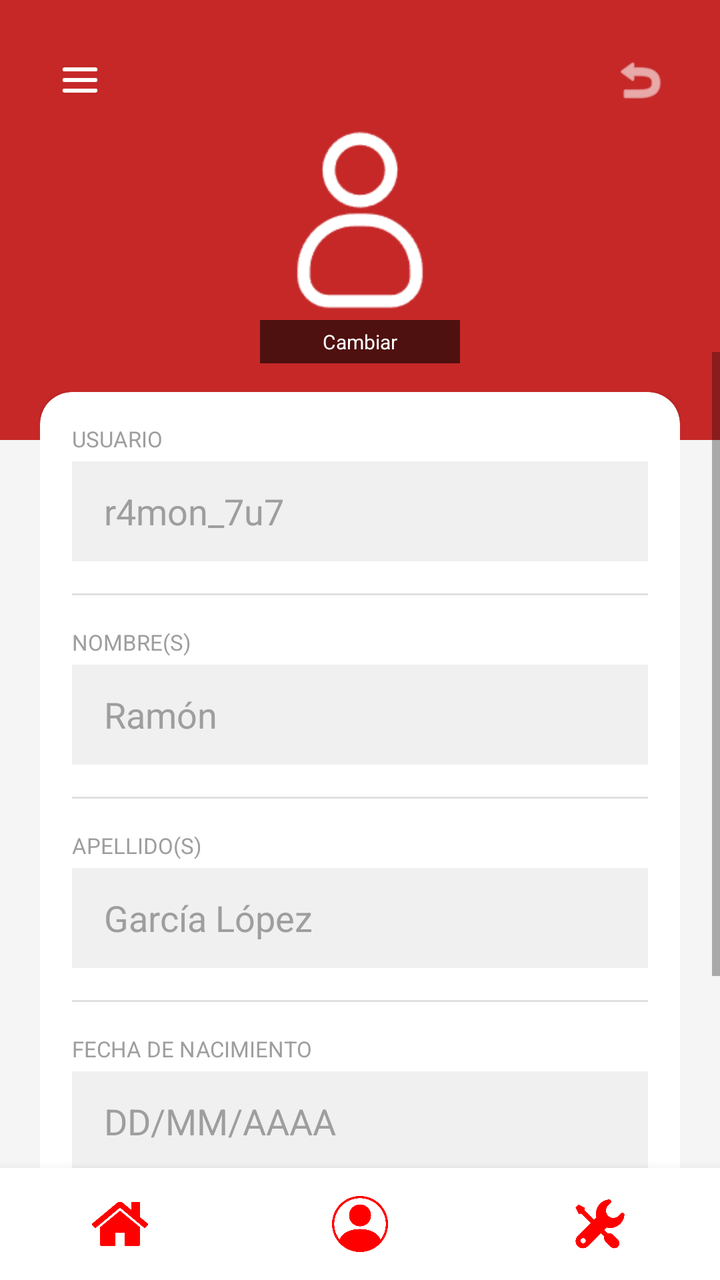
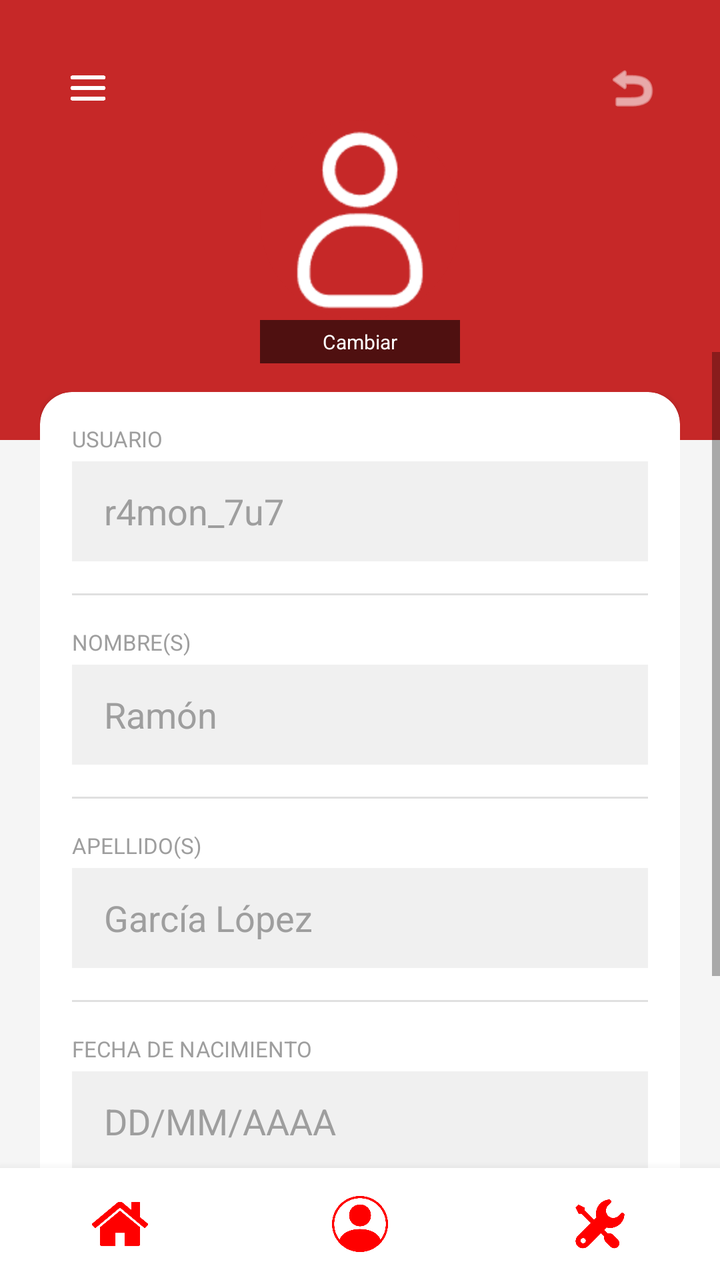

Screens rendered from an Android XML layout before and after an edit, with the pre-edit source and the edit as a unified diff.
<!-- AndroidManifest.xml: application theme Theme.ActivaESCOM -->
<!-- res/layout/activity_editar_perfil.xml -->
<?xml version="1.0" encoding="utf-8"?>
<androidx.drawerlayout.widget.DrawerLayout xmlns:android="http://schemas.android.com/apk/res/android"
    xmlns:app="http://schemas.android.com/apk/res-auto"
    android:id="@+id/drawerLayout"
    android:layout_width="match_parent"
    android:layout_height="match_parent">

    <androidx.constraintlayout.widget.ConstraintLayout
        android:layout_width="match_parent"
        android:layout_height="match_parent"
        android:background="@color/gray_background">

        
        <View
            android:layout_width="match_parent"
            android:layout_height="220dp"
            android:background="@color/red_1"
            app:layout_constraintTop_toTopOf="parent" />

        
        <ImageButton
            android:id="@+id/btnHamburguesa"
            android:layout_width="48dp"
            android:layout_height="48dp"
            android:background="@color/red_1"
            android:padding="8dp"
            android:scaleType="fitCenter"
            android:src="@drawable/navigation"
            android:layout_marginStart="16dp"
            android:layout_marginTop="16dp"
            app:layout_constraintStart_toStartOf="parent"
            app:layout_constraintTop_toTopOf="parent" />

        <ImageButton
            android:id="@+id/btnRegresar"
            android:layout_width="48dp"
            android:layout_height="48dp"
            android:background="@color/red_1"
            android:padding="10dp"
            android:scaleType="fitCenter"
            android:src="@android:drawable/ic_menu_revert"
            android:layout_marginEnd="16dp"
            android:layout_marginTop="16dp"
            app:tint="@color/white"
            app:layout_constraintEnd_toEndOf="parent"
            app:layout_constraintTop_toTopOf="parent" />

        <FrameLayout
            android:id="@+id/frameAvatar"
            android:layout_width="100dp"
            android:layout_height="100dp"
            android:layout_marginTop="60dp"
            android:background="@drawable/bg_circulo"
            android:clipToOutline="true"
            app:layout_constraintEnd_toEndOf="parent"
            app:layout_constraintStart_toStartOf="parent"
            app:layout_constraintTop_toTopOf="parent">

            <ImageView
                android:id="@+id/imgPerfil"
                android:layout_width="match_parent"
                android:layout_height="match_parent"
                android:scaleType="centerCrop"
                android:src="@drawable/profile_default" />
        </FrameLayout>

        <TextView
            android:id="@+id/btnCambiarFoto"
            android:layout_width="100dp"
            android:layout_height="wrap_content"
            android:background="#99000000"
            android:gravity="center"
            android:paddingVertical="4dp"
            android:text="Cambiar"
            android:textColor="@color/white"
            android:textSize="10sp"
            android:clickable="true"
            android:focusable="true"
            app:layout_constraintEnd_toEndOf="parent"
            app:layout_constraintStart_toStartOf="parent"
            app:layout_constraintTop_toBottomOf="@id/frameAvatar" />

        
        <ScrollView
            android:layout_width="match_parent"
            android:layout_height="0dp"
            android:layout_marginTop="16dp"
            app:layout_constraintTop_toBottomOf="@id/frameAvatar"
            app:layout_constraintBottom_toTopOf="@id/bottomNavBar">

            <LinearLayout
                android:layout_width="match_parent"
                android:layout_height="wrap_content"
                android:orientation="vertical"
                android:padding="20dp">

                <androidx.cardview.widget.CardView
                    android:layout_width="match_parent"
                    android:layout_height="wrap_content"
                    android:layout_marginBottom="20dp"
                    app:cardCornerRadius="16dp"
                    app:cardElevation="2dp">

                    <LinearLayout
                        android:layout_width="match_parent"
                        android:layout_height="wrap_content"
                        android:orientation="vertical"
                        android:padding="16dp">

                        
                        <TextView
                            android:layout_width="wrap_content"
                            android:layout_height="wrap_content"
                            android:text="USUARIO"
                            android:textColor="@color/gray_text"
                            android:textSize="11sp" />

                        <EditText
                            android:id="@+id/etUsuario"
                            android:layout_width="match_parent"
                            android:layout_height="50dp"
                            android:layout_marginTop="4dp"
                            android:background="#F0F0F0"
                            android:hint="r4mon_7u7"
                            android:inputType="text"
                            android:paddingHorizontal="16dp"
                            android:textColorHint="@color/text_gray"/>

                        <View
                            android:layout_width="match_parent"
                            android:layout_height="1dp"
                            android:layout_marginVertical="16dp"
                            android:background="@color/gray_light" />

                        
                        <TextView
                            android:layout_width="wrap_content"
                            android:layout_height="wrap_content"
                            android:text="NOMBRE(S)"
                            android:textColor="@color/gray_text"
                            android:textSize="11sp" />

                        <EditText
                            android:id="@+id/etNombre"
                            android:layout_width="match_parent"
                            android:layout_height="50dp"
                            android:layout_marginTop="4dp"
                            android:background="#F0F0F0"
                            android:hint="Ramón"
                            android:inputType="textPersonName"
                            android:paddingHorizontal="16dp"
                            android:textColorHint="@color/text_gray"/>

                        <View
                            android:layout_width="match_parent"
                            android:layout_height="1dp"
                            android:layout_marginVertical="16dp"
                            android:background="@color/gray_light" />

                        
                        <TextView
                            android:layout_width="wrap_content"
                            android:layout_height="wrap_content"
                            android:text="APELLIDO(S)"
                            android:textColor="@color/gray_text"
                            android:textSize="11sp" />

                        <EditText
                            android:id="@+id/etApellido"
                            android:layout_width="match_parent"
                            android:layout_height="50dp"
                            android:layout_marginTop="4dp"
                            android:background="#F0F0F0"
                            android:hint="García López"
                            android:inputType="textPersonName"
                            android:paddingHorizontal="16dp"
                            android:textColorHint="@color/text_gray"/>

                        <View
                            android:layout_width="match_parent"
                            android:layout_height="1dp"
                            android:layout_marginVertical="16dp"
                            android:background="@color/gray_light" />

                        
                        <TextView
                            android:layout_width="wrap_content"
                            android:layout_height="wrap_content"
                            android:text="FECHA DE NACIMIENTO"
                            android:textColor="@color/gray_text"
                            android:textSize="11sp" />

                        
                        <EditText
                            android:id="@+id/etFechaNacimiento"
                            android:layout_width="match_parent"
                            android:layout_height="50dp"
                            android:layout_marginTop="4dp"
                            android:background="#F0F0F0"
                            android:hint="DD/MM/AAAA"
                            android:focusable="false"
                            android:focusableInTouchMode="false"
                            android:cursorVisible="false"
                            android:clickable="true"
                            android:paddingHorizontal="16dp"
                            android:textColorHint="@color/text_gray"/>

                    </LinearLayout>
                </androidx.cardview.widget.CardView>

                <Button
                    android:id="@+id/btnGuardarCambios"
                    android:layout_width="match_parent"
                    android:layout_height="60dp"
                    android:layout_marginBottom="8dp"
                    android:backgroundTint="@color/red_1"
                    android:text="GUARDAR CAMBIOS"
                    android:textColor="@color/white"
                    android:textStyle="bold" />

            </LinearLayout>
        </ScrollView>

        <include
            android:id="@+id/bottomNavBar"
            layout="@layout/bottom_navigation"
            android:layout_width="match_parent"
            android:layout_height="56dp"
            app:layout_constraintBottom_toBottomOf="parent"
            app:layout_constraintEnd_toEndOf="parent"
            app:layout_constraintStart_toStartOf="parent" />

    </androidx.constraintlayout.widget.ConstraintLayout>

    <com.google.android.material.navigation.NavigationView
        android:id="@+id/navigationView"
        android:layout_width="wrap_content"
        android:layout_height="match_parent"
        android:layout_gravity="start"
        android:background="@color/white"
        app:headerLayout="@layout/nav_header"
        app:menu="@menu/nav_menu" />

</androidx.drawerlayout.widget.DrawerLayout>
<!-- res/layout/bottom_navigation.xml (included above) -->
<?xml version="1.0" encoding="utf-8"?>
<LinearLayout xmlns:android="http://schemas.android.com/apk/res/android"
    android:id="@+id/bottomNavBar"
    android:layout_width="match_parent"
    android:layout_height="56dp"
    android:orientation="horizontal"
    android:background="@color/white"
    android:elevation="8dp">

    <ImageButton
        android:id="@+id/navInicio"
        android:layout_width="0dp"
        android:layout_height="match_parent"
        android:layout_weight="1"
        android:src="@drawable/home"
        android:background="?attr/selectableItemBackgroundBorderless"
        android:scaleType="fitCenter"
        android:padding="14dp" />
    <ImageButton
    android:id="@+id/navPerfil"
    android:layout_width="0dp"
    android:layout_height="match_parent"
    android:layout_weight="1"
    android:src="@drawable/profile"
    android:background="?attr/selectableItemBackgroundBorderless"
    android:scaleType="fitCenter"
    android:padding="14dp" />
    <ImageButton
    android:id="@+id/navConfig"
    android:layout_width="0dp"
    android:layout_height="match_parent"
    android:layout_weight="1"
    android:src="@drawable/settings"
    android:background="?attr/selectableItemBackgroundBorderless"
    android:scaleType="fitCenter"
    android:padding="14dp" /> </LinearLayout>
<!-- res/layout/nav_header.xml (included above) -->
<?xml version="1.0" encoding="utf-8"?>
<LinearLayout xmlns:android="http://schemas.android.com/apk/res/android"
    android:layout_width="match_parent"
    android:layout_height="match_parent"
    android:orientation="vertical"
    android:background="@color/white">

    <LinearLayout
        android:layout_width="311dp"
        android:layout_height="180dp"
        android:background="@color/red_900"
        android:gravity="bottom"
        android:orientation="vertical"
        android:padding="20dp">

        <ImageView
            android:layout_width="60dp"
            android:layout_height="60dp"
            android:src="@drawable/logo_ipn"
            android:tint="@color/white" />

        <TextView
            android:layout_width="wrap_content"
            android:layout_height="wrap_content"
            android:layout_marginTop="12dp"
            android:text="EntrenaIPN"
            android:textColor="@color/white"
            android:textSize="20sp"
            android:textStyle="bold" />

        <TextView
            android:layout_width="wrap_content"
            android:layout_height="wrap_content"
            android:text="Ingeniería en Sistemas Computacionales"
            android:textColor="@color/red_300"
            android:textSize="14sp" />
    </LinearLayout>

    <LinearLayout
        android:layout_width="310dp"
        android:layout_height="wrap_content"
        android:orientation="vertical"
        android:paddingTop="15dp">

        <TextView
            android:id="@+id/menu_actividad"
            android:layout_width="match_parent"
            android:layout_height="wrap_content"
            android:background="?attr/selectableItemBackground"
            android:clickable="true"
            android:focusable="true"
            android:padding="16dp"
            android:text="🏠  Actividad"
            android:textColor="@color/black"
            android:textSize="16sp" />

        <TextView
            android:id="@+id/menu_progreso"
            android:layout_width="match_parent"
            android:layout_height="wrap_content"
            android:background="?attr/selectableItemBackground"
            android:clickable="true"
            android:focusable="true"
            android:padding="16dp"
            android:text="📈  Progreso semanal"
            android:textColor="@color/black"
            android:textSize="16sp" />

        <TextView
            android:id="@+id/menu_carrera"
            android:layout_width="match_parent"
            android:layout_height="wrap_content"
            android:background="?attr/selectableItemBackground"
            android:clickable="true"
            android:focusable="true"
            android:padding="16dp"
            android:text="🏃  Carrera matutina"
            android:textColor="@color/black"
            android:textSize="16sp" />

        <TextView
            android:id="@+id/menu_nuevo"
            android:layout_width="match_parent"
            android:layout_height="wrap_content"
            android:background="?attr/selectableItemBackground"
            android:clickable="true"
            android:focusable="true"
            android:padding="16dp"
            android:text="💪  Nuevo entrenamiento"
            android:textColor="@color/black"
            android:textSize="16sp" />

        
        <TextView
            android:id="@+id/menu_config"
            android:layout_width="match_parent"
            android:layout_height="wrap_content"
            android:background="?attr/selectableItemBackground"
            android:clickable="true"
            android:focusable="true"
            android:padding="16dp"
            android:text="⚙️  Configuración"
            android:textColor="@color/black"
            android:textSize="16sp" />

        <View
            android:layout_width="match_parent"
            android:layout_height="1dp"
            android:layout_marginHorizontal="16dp"
            android:layout_marginTop="8dp"
            android:background="@color/gray_light" />

        
        <TextView
            android:id="@+id/menu_logout"
            android:layout_width="match_parent"
            android:layout_height="wrap_content"
            android:background="?attr/selectableItemBackground"
            android:clickable="true"
            android:focusable="true"
            android:padding="16dp"
            android:text="🚪  Cerrar sesión"
            android:textColor="@color/red_900"
            android:textSize="16sp" />
    </LinearLayout>
</LinearLayout>
<!-- resources referenced by this layout -->
<resources>
  <color name="black">#FF000000</color>
  <color name="gray_background">#F5F5F5</color>
  <color name="gray_light">#E0E0E0</color>
  <color name="gray_text">#9E9E9E</color>
  <color name="red_1">#C62828</color>
  <color name="red_300">#EF9A9A</color>
  <color name="red_900">#B71C1C</color>
  <color name="text_gray">#9E9E9E</color>
  <color name="white">#FFFFFFFF</color>
  <!-- drawable bg_circulo (drawable) -->
  <?xml version="1.0" encoding="utf-8"?>
  <shape xmlns:android="http://schemas.android.com/apk/res/android"
      android:shape="oval">
      <solid android:color="@color/red_800" />
  </shape>
  <!-- drawable home: png bitmap (drawable, 15478 bytes) -->
  <!-- drawable logo_ipn: png bitmap (drawable, 799627 bytes) -->
  <!-- drawable navigation: png bitmap (drawable, 8970 bytes) -->
  <!-- drawable profile: png bitmap (drawable, 22269 bytes) -->
  <!-- drawable profile_default: png bitmap (drawable, 3596 bytes) -->
  <!-- drawable settings: png bitmap (drawable, 18368 bytes) -->
  <style name="Theme.ActivaESCOM" parent="Base.Theme.ActivaESCOM">
      </style>
  <color name="red_800">#C62828</color>
  <style name="Base.Theme.ActivaESCOM" parent="Theme.MaterialComponents.DayNight.NoActionBar">
      </style>
</resources>

<!-- the commit's change to res/layout/activity_editar_perfil.xml (unified diff, before → after) -->
@@ -26,8 +26,8 @@
             android:padding="8dp"
             android:scaleType="fitCenter"
             android:src="@drawable/navigation"
-            android:layout_marginStart="16dp"
-            android:layout_marginTop="16dp"
+            android:layout_marginStart="20dp"
+            android:layout_marginTop="20dp"
             app:layout_constraintStart_toStartOf="parent"
             app:layout_constraintTop_toTopOf="parent" />
 
@@ -39,8 +39,8 @@
             android:padding="10dp"
             android:scaleType="fitCenter"
             android:src="@android:drawable/ic_menu_revert"
-            android:layout_marginEnd="16dp"
-            android:layout_marginTop="16dp"
+            android:layout_marginEnd="20dp"
+            android:layout_marginTop="20dp"
             app:tint="@color/white"
             app:layout_constraintEnd_toEndOf="parent"
             app:layout_constraintTop_toTopOf="parent" />
